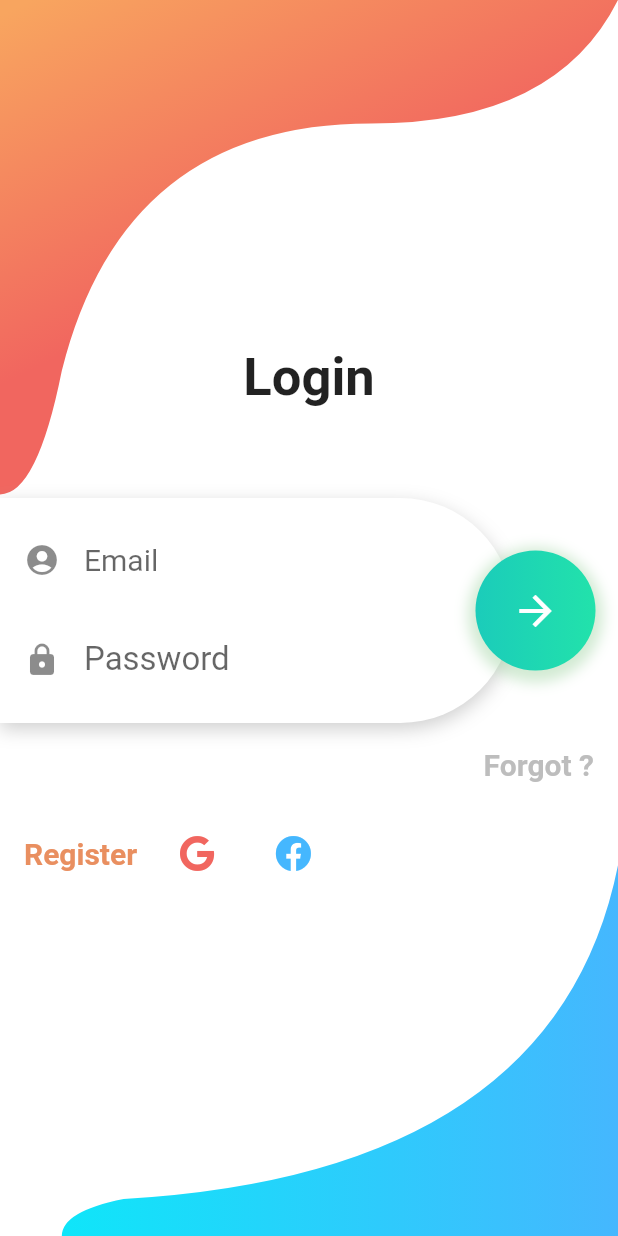
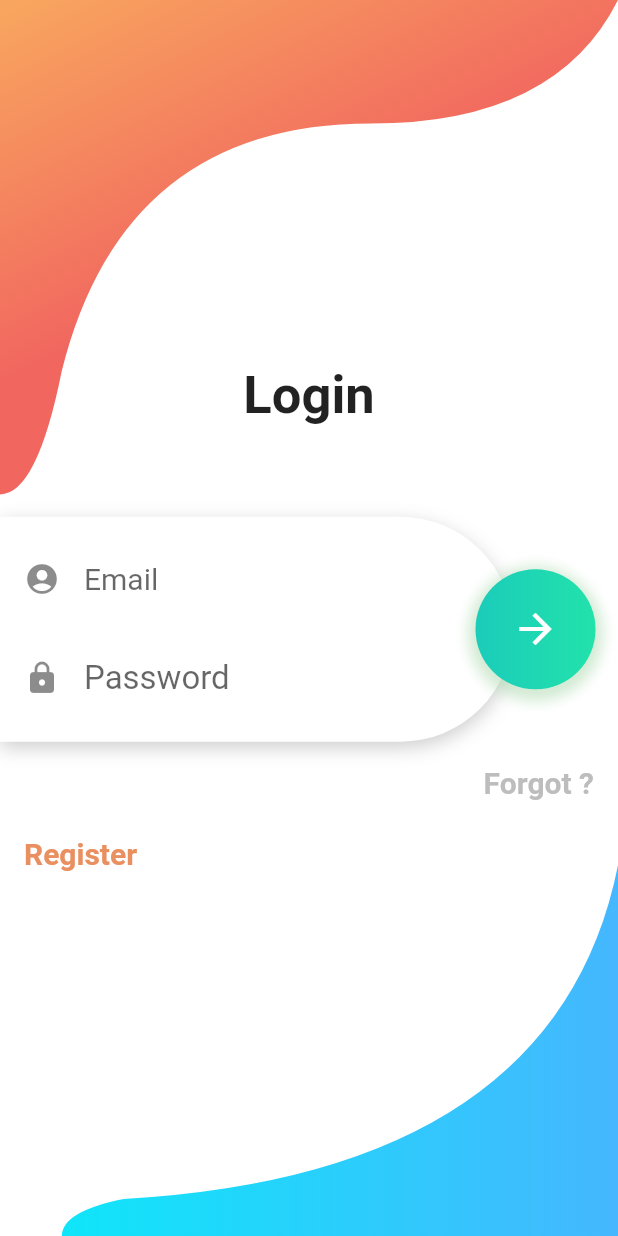
Before and after one commit to VictorMonzo/Batoidex, a Flutter app: the screen it shows after launch, on a phone screen of 412 x 824 dp. Run offline on Flutter 3.47's test engine with Material 2 defaults, Android fonts, the phone set to English and light mode, and no system bars; our stand-ins replace cached_network_image, email_validator, firebase_auth, firebase_core, fluttertoast, font_awesome_flutter and 1 more; accounts and stored records are empty.

Commit message:
Login/Register/Reset pass firebase

```diff
--- a/lib/main.dart
+++ b/lib/main.dart
@@ -1,10 +1,12 @@
-import 'package:batoidex_bat/services/Firebase.dart';
+import 'package:batoidex_bat/services/firebase/FirebaseAuth.dart';
 import 'package:batoidex_bat/ui/background/background.dart';
 import 'package:batoidex_bat/ui/forms/login_form.dart';
 import 'package:batoidex_bat/ui/pokemon/pokedex_screen.dart';
 import 'package:firebase_auth/firebase_auth.dart';
+import 'package:flutter/material.dart';
 import 'package:firebase_core/firebase_core.dart';
-import 'package:flutter/material.dart';
+import 'package:provider/provider.dart';
+import 'package:batoidex_bat/services/firebase/GoogleSignIn.dart';
 
 void main() async {
   WidgetsFlutterBinding.ensureInitialized();
@@ -12,10 +14,56 @@ void main() async {
   runApp(const Pokedex());
 }
 
+final navigatorKey = GlobalKey<NavigatorState>();
+
 class Pokedex extends StatelessWidget {
   const Pokedex({Key? key}) : super(key: key);
 
   @override
+  Widget build(BuildContext context) {
+    return ChangeNotifierProvider(
+        create: (context) => GoogleSignInProvider(),
+        child: MaterialApp(
+          navigatorKey: navigatorKey,
+          title: 'Batoidex',
+          home: Scaffold(
+            body: StreamBuilder(
+              stream: FirebaseAuth.instance.authStateChanges(),
+              builder: (context, snapshot) {
+                if (snapshot.connectionState == ConnectionState.waiting) {
+                  return const Center(child: CircularProgressIndicator());
+                } else if (snapshot.hasData) {
+                  return const PokedexScreen();
+                } else if (snapshot.hasError) {
+                  return const Center(child: Text('Something Went Wrong!'));
+                } else {
+                  return Stack(children: [Background(), const LoginForm()]);
+                }
+              },
+            ),
+          ),
+        ));
+  }
+
+/*//ESTO FUNCIONA
+  @override
+  Widget build(BuildContext context) {
+    return ChangeNotifierProvider(
+        create: (context) => GoogleSignInProvider(),
+        child: MaterialApp(
+          title: 'Batoidex',
+          home: Scaffold(
+            body: Stack(
+              children: [
+                Background(),
+                const LoginForm(),
+              ],
+            ),
+          ),
+        ));
+  }*/
+
+/*@override
   Widget build(BuildContext context) {
     return MaterialApp(
       title: 'Batoidex',
@@ -37,5 +85,19 @@ class Pokedex extends StatelessWidget {
         ),
       ),
     );
-  }
+  }*/
+
+/*@override
+  Widget build(BuildContext context) => Scaffold(
+        body: StreamBuilder<User?>(
+          stream: FirebaseAuth.instance.authStateChanges(),
+          builder: (context, snapshot) {
+            if (snapshot.hasData) {
+              return PokedexScreen();
+            } else {
+              return Text("aaaaa");
+            }
+          },
+        ), // StreamBuilder
+      );*/ // Scaffold
 }
--- /dev/null
+++ b/lib/services/MyColors.dart
@@ -0,0 +1,11 @@
+import 'package:flutter/cupertino.dart';
+
+class MyColors {
+  final redDegradedLight = const Color(0xfff8a55f);
+  final redDegradedDark = const Color(0xfff1665f);
+
+  final blueDegradedLight = const Color(0xff0ce8f9);
+  final blueDegradedDark = const Color(0xff45b7fe);
+
+  final greenLight = const Color(0xff6bff8c);
+}
--- /dev/null
+++ b/lib/services/MyFunctions.dart
@@ -0,0 +1,8 @@
+import 'package:flutter/material.dart';
+import 'package:fluttertoast/fluttertoast.dart';
+
+class MyFunctions {
+  toast(msg, color) {
+    Fluttertoast.showToast(msg: msg, backgroundColor: color, textColor: Colors.white, toastLength: Toast.LENGTH_LONG);
+  }
+}
--- /dev/null
+++ b/lib/services/firebase/GoogleSignIn.dart
@@ -0,0 +1,30 @@
+import 'package:flutter/cupertino.dart';
+import 'package:google_sign_in/google_sign_in.dart';
+import 'package:firebase_auth/firebase_auth.dart';
+
+class GoogleSignInProvider extends ChangeNotifier {
+  final googleSignIn = GoogleSignIn();
+
+  GoogleSignInAccount? _user;
+
+  GoogleSignInAccount get user => _user!;
+
+  Future logIn() async {
+    final googleUser = await googleSignIn.signIn();
+
+    if (googleUser == null) return;
+
+    _user = googleUser;
+
+    final googleAuth = await googleUser.authentication;
+
+    final credential = GoogleAuthProvider.credential(
+      accessToken: googleAuth.accessToken,
+      idToken: googleAuth.idToken
+    );
+
+    await FirebaseAuth.instance.signInWithCredential(credential);
+
+    notifyListeners();
+  }
+}
--- a/lib/ui/forms/login_form.dart
+++ b/lib/ui/forms/login_form.dart
@@ -1,7 +1,11 @@
+import 'package:batoidex_bat/services/firebase/GoogleSignIn.dart';
+import 'package:batoidex_bat/ui/forms/register_form.dart';
+import 'package:batoidex_bat/ui/forms/reset_password_form.dart';
+import 'package:email_validator/email_validator.dart';
 import 'package:flutter/material.dart';
 import 'package:font_awesome_flutter/font_awesome_flutter.dart';
-import 'package:batoidex_bat/ui/pokemon/pokedex_screen.dart';
-import 'package:batoidex_bat/services/Firebase.dart';
+import 'package:batoidex_bat/services/firebase/FirebaseAuth.dart';
+import 'package:provider/provider.dart';
 
 class LoginForm extends StatefulWidget {
   const LoginForm({Key? key}) : super(key: key);
@@ -13,6 +17,12 @@ class LoginForm extends StatefulWidget {
 class _LoginFormState extends State<LoginForm> {
   final emailController = TextEditingController();
   final passwordController = TextEditingController();
+
+  final formKey = GlobalKey<FormState>();
+
+  validateForm() {
+    return formKey.currentState!.validate();
+  }
 
   @override
   void dispose() {
@@ -60,12 +70,14 @@ class _LoginFormState extends State<LoginForm> {
                     ),
                   ],
                 ),
+                child: Form(
+                  key: formKey,
                   child: Column(
                     mainAxisAlignment: MainAxisAlignment.spaceEvenly,
                     children: [
                       Container(
                         margin: const EdgeInsets.only(left: 16, right: 32),
-                      child: TextField(
+                        child: TextFormField(
                           controller: emailController,
                           decoration: const InputDecoration(
                             hintStyle: TextStyle(fontSize: 20),
@@ -73,11 +85,16 @@ class _LoginFormState extends State<LoginForm> {
                             icon: Icon(Icons.account_circle_rounded),
                             hintText: "Email",
                           ),
+                          autovalidateMode: AutovalidateMode.onUserInteraction,
+                          validator: (email) =>
+                              email != null && !EmailValidator.validate(email)
+                                  ? 'Enter a valid email'
+                                  : null,
                         ),
                       ),
                       Container(
                         margin: const EdgeInsets.only(left: 16, right: 32),
-                      child: TextField(
+                        child: TextFormField(
                           controller: passwordController,
                           obscureText: true,
                           decoration: const InputDecoration(
@@ -86,9 +103,15 @@ class _LoginFormState extends State<LoginForm> {
                             icon: Icon(Icons.lock_rounded),
                             hintText: "Password",
                           ),
+                          autovalidateMode: AutovalidateMode.onUserInteraction,
+                          validator: (password) =>
+                              password != null && password.length < 6
+                                  ? 'Enter min. 6 characters'
+                                  : null,
                         ),
                       ),
                     ],
+                  ),
                 ),
               ),
               Align(
@@ -124,8 +147,12 @@ class _LoginFormState extends State<LoginForm> {
                     ),
                   ),
                   onTap: () {
-                    Navigator.push(
-                        context, MaterialPageRoute(builder: (_) => const PokedexScreen()));
+                    if (validateForm()) {
+                      MyFirebaseAuthService().signIn(
+                          emailController.text.trim(),
+                          passwordController.text.trim(),
+                          context);
+                    }
                   },
                 ),
               ),
@@ -135,7 +162,8 @@ class _LoginFormState extends State<LoginForm> {
         Row(
           mainAxisAlignment: MainAxisAlignment.end,
           children: [
-            Container(
+            InkWell(
+              child: Container(
                 margin: const EdgeInsets.only(right: 16, top: 16),
                 child: Text(
                   "Forgot ?",
@@ -146,15 +174,23 @@ class _LoginFormState extends State<LoginForm> {
                   ),
                 ),
               ),
+              onTap: () {
+                Navigator.push(
+                    context,
+                    MaterialPageRoute(
+                        builder: (_) => const ResetPasswordForm()));
+              },
+            ),
           ],
         ),
         Row(
           mainAxisAlignment: MainAxisAlignment.start,
           children: [
-            Container(
+            InkWell(
+              child: Container(
                 margin: const EdgeInsets.only(left: 16, top: 24),
                 child: const Text(
-                "Register",
+                  'Register',
                   style: TextStyle(
                     fontSize: 20,
                     fontWeight: FontWeight.w600,
@@ -162,20 +198,22 @@ class _LoginFormState extends State<LoginForm> {
                   ),
                 ),
               ),
-            Container(
+              onTap: () {
+                Navigator.push(context,
+                    MaterialPageRoute(builder: (_) => const RegisterForm()));
+              },
+            ),
+            /*Container(
               margin: const EdgeInsets.only(left: 16, top: 24),
-              child: const IconButton(
-                  onPressed: null,
-                  icon:
-                      Icon(FontAwesomeIcons.google, color: Color(0xfff1665f))),
-            ),
-            Container(
-              margin: const EdgeInsets.only(left: 16, top: 24),
-              child: const IconButton(
-                  onPressed: null,
-                  icon: Icon(FontAwesomeIcons.facebook,
-                      color: Color(0xff45b7fe))),
-            )
+              child: IconButton(
+                  onPressed: () {
+                    final provider = Provider.of<GoogleSignInProvider>(context,
+                        listen: false);
+                    provider.logIn();
+                  },
+                  icon: const Icon(FontAwesomeIcons.google,
+                      color: Color(0xfff1665f))),
+            ),*/
           ],
         )
       ],
--- a/lib/ui/pokemon/pokedex_screen.dart
+++ b/lib/ui/pokemon/pokedex_screen.dart
@@ -1,5 +1,6 @@
 import 'dart:convert';
 
+import 'package:batoidex_bat/services/firebase/FirebaseAuth.dart';
 import 'package:batoidex_bat/ui/pokemon/pokemon_detail_screen.dart';
 import 'package:cached_network_image/cached_network_image.dart';
 import 'package:flutter/material.dart';
@@ -23,6 +24,7 @@ class _PokedexScreenState extends State<PokedexScreen> {
     super.initState();
     if (mounted) {
       fetchPokemonData();
+      //MyFirebaseAuthService().signOut();
     }
   }
 
```
Also changed, not shown: lib/services/Firebase.dart (deleted, +0 -8 lines), lib/services/firebase/FirebaseAuth.dart (added, +76 -0 lines), lib/ui/forms/register_form.dart (added, +188 -0 lines), lib/ui/forms/reset_password_form.dart (added, +163 -0 lines), pubspec.yaml (+12 -1 lines), 3 other files. Lines whose indentation alone changed are shown as unchanged.
